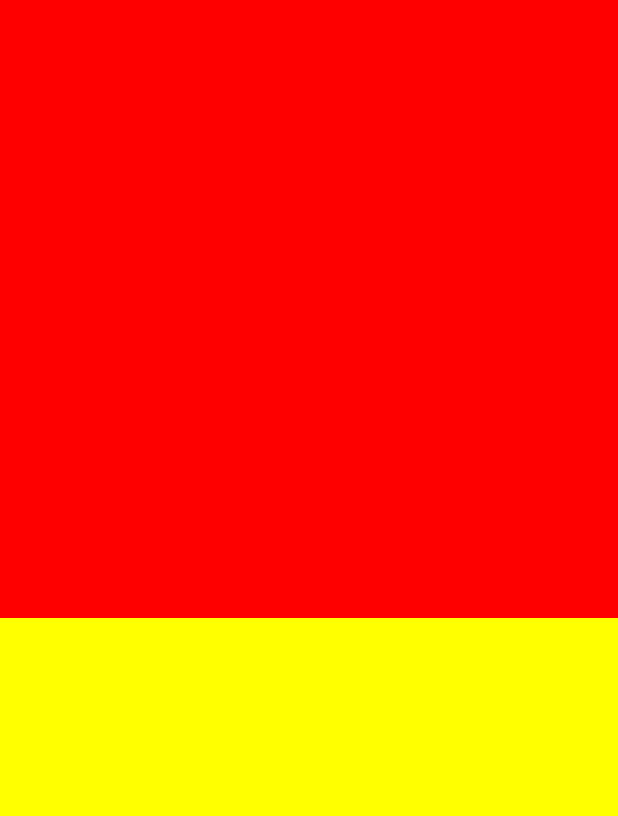
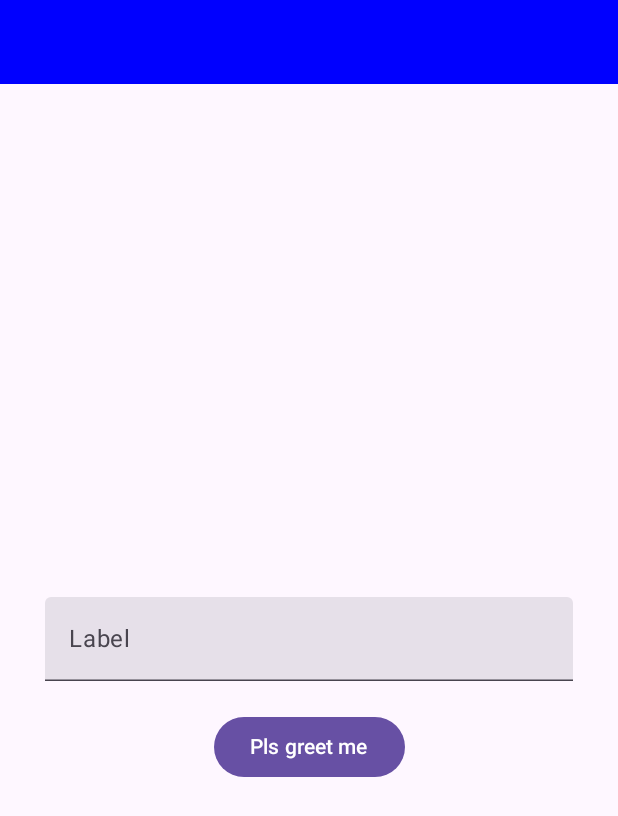
Before and after one commit to MohammadAssaf10/First-kotlin-KMP-App, an Android app built with Jetpack Compose: the screen it shows after launch (MainActivity), on a phone screen of 412 x 824 dp. Shown: the top 816 px of the screen. Run offline under Robolectric (Android 15) with nearby library versions, the phone set to English and light mode, and no system bars.

Commit message:
Text field, Button and Scaffold tutorial

```diff
--- a/composeApp/src/androidMain/kotlin/org/example/project/MainActivity.kt
+++ b/composeApp/src/androidMain/kotlin/org/example/project/MainActivity.kt
@@ -6,15 +6,35 @@ import androidx.activity.compose.setContent
 import androidx.activity.enableEdgeToEdge
 import androidx.compose.foundation.background
 import androidx.compose.foundation.clickable
+import androidx.compose.foundation.interaction.MutableInteractionSource
+import androidx.compose.foundation.layout.Arrangement
 import androidx.compose.foundation.layout.Box
 import androidx.compose.foundation.layout.Column
+import androidx.compose.foundation.layout.PaddingValues
+import androidx.compose.foundation.layout.Spacer
 import androidx.compose.foundation.layout.fillMaxSize
-import androidx.compose.runtime.Composable
+import androidx.compose.foundation.layout.fillMaxWidth
+import androidx.compose.foundation.layout.height
+import androidx.compose.foundation.layout.padding
+import androidx.compose.material3.Button
+import androidx.compose.material3.Scaffold
+import androidx.compose.material3.SnackbarHost
+import androidx.compose.material3.SnackbarHostState
+import androidx.compose.material3.Text
+import androidx.compose.material3.TextField
+import androidx.compose.runtime.getValue
 import androidx.compose.runtime.mutableStateOf
 import androidx.compose.runtime.remember
+import androidx.compose.runtime.rememberCoroutineScope
+import androidx.compose.runtime.setValue
+import androidx.compose.ui.Alignment
 import androidx.compose.ui.Modifier
+import androidx.compose.ui.focus.FocusManager
 import androidx.compose.ui.graphics.Color
-import kotlin.random.Random
+import androidx.compose.ui.platform.LocalFocusManager
+import androidx.compose.ui.unit.dp
+import kotlinx.coroutines.CoroutineScope
+import kotlinx.coroutines.launch
 
 
 class MainActivity : ComponentActivity() {
@@ -23,49 +43,72 @@ class MainActivity : ComponentActivity() {
         super.onCreate(savedInstanceState)
 
         setContent {
-            val color = remember {
-                mutableStateOf(Color.Yellow)
+            var textFieldsState: String by remember {
+                mutableStateOf("")
             }
-            Column(
-                modifier = Modifier.fillMaxSize()
-            ) {
-                ColorBox(
-                    modifier = Modifier
-                        .weight(1f)
-                        .fillMaxSize()
-                ) { color1: Color, string: String ->
-                    color.value = color1
-                    println(string)
+            val snackBarHostState: SnackbarHostState = remember { SnackbarHostState() }
+            val coroutineScope: CoroutineScope = rememberCoroutineScope()
+            val focusManager: FocusManager = LocalFocusManager.current
+            Scaffold(
+                modifier = Modifier
+                    .fillMaxSize()
+                    .clickable(
+                        indication = null,
+                        interactionSource = remember { MutableInteractionSource() },
+                    ) {
+                        focusManager.clearFocus()
+                    },
+                snackbarHost = { SnackbarHost(snackBarHostState) },
+                topBar = {
+                    Box(
+                        modifier = Modifier
+                            .fillMaxWidth()
+                            .height(56.dp)
+                            .background(Color.Blue)
+                    )
+                },
+                content = { contentPadding: PaddingValues ->
+                    Column(
+                        modifier = Modifier
+                            .padding(contentPadding)
+                            .padding(
+                                top = 40.dp,
+                                start = 30.dp,
+                                end = 30.dp
+                            )
+                            .fillMaxSize(),
+                        horizontalAlignment = Alignment.CenterHorizontally,
+                        verticalArrangement = Arrangement.Center
+                    ) {
+                        TextField(
+                            value = textFieldsState,
+                            label = {
+                                Text(text = "Label")
+                            },
+                            singleLine = true,
+                            modifier = Modifier.fillMaxWidth(),
+                            onValueChange = { value: String ->
+                                println(value)
+                                textFieldsState = value
+                            },
+                        )
+                        Spacer(modifier = Modifier.height(20.dp))
+                        Button(
+                            onClick = {
+                                focusManager.clearFocus()
+                                coroutineScope.launch {
+                                    snackBarHostState.showSnackbar("Hello $textFieldsState")
+                                }
+                            }
+                        ) {
+                            Text("Pls greet me")
+                        }
+
+                    }
                 }
-                Box(
-                    modifier = Modifier
-                        .weight(1f)
-                        .fillMaxSize()
-                        .background(color.value)
-                )
-            }
+            )
+
+
         }
     }
 }
-
-@Composable
-fun ColorBox(
-    modifier: Modifier = Modifier,
-    updateColor: (color: Color, name: String) -> Unit
-) {
-
-    Box(
-        modifier = modifier
-            .background(Color.Red)
-            .clickable {
-                updateColor(
-                    Color(
-                        Random.nextFloat(),
-                        Random.nextFloat(),
-                        Random.nextFloat(),
-                        1f
-                    ), "Hello"
-                )
-            }
-    ) {}
-}
```
